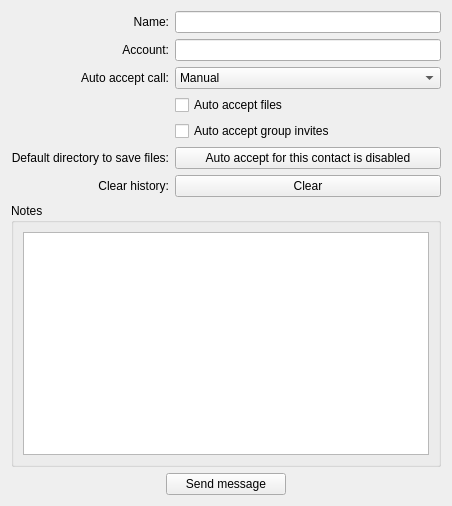
Old version of the form src/modules/im/src/widget/form/aboutgroupform.ui in the repository okstar-org/ok-msg-desktop.
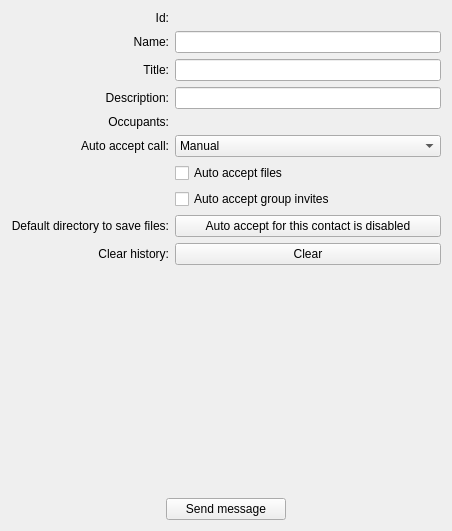
New version of the form.

```diff
--- a/src/modules/im/src/widget/form/aboutgroupform.ui
+++ b/src/modules/im/src/widget/form/aboutgroupform.ui
@@ -7,19 +7,16 @@
     <x>0</x>
     <y>0</y>
     <width>452</width>
-    <height>506</height>
+    <height>531</height>
    </rect>
   </property>
   <property name="windowTitle">
    <string>Form</string>
   </property>
   <layout class="QGridLayout" name="gridLayout">
-   <item row="4" column="0">
-    <layout class="QHBoxLayout" name="horizontalLayout">
-     <property name="spacing">
-      <number>6</number>
-     </property>
-     <item>
+   <item row="6" column="0">
+    <layout class="QGridLayout" name="gridLayout_2">
+     <item row="1" column="0">
       <widget class="QPushButton" name="sendMessage">
        <property name="maximumSize">
         <size>
@@ -32,131 +29,41 @@
        </property>
       </widget>
      </item>
-    </layout>
-   </item>
-   <item row="3" column="0">
-    <widget class="QGroupBox" name="groupBox">
-     <property name="title">
-      <string>Notes</string>
-     </property>
-     <layout class="QVBoxLayout" name="verticalLayout_3">
-      <item>
-       <widget class="QPlainTextEdit" name="note">
-        <property name="accessibleDescription">
-         <string>Input field for notes about the contact</string>
-        </property>
-        <property name="plainText">
-         <string/>
-        </property>
-        <property name="placeholderText">
-         <string>You can save comment about this contact here.</string>
-        </property>
-       </widget>
-      </item>
-     </layout>
-    </widget>
-   </item>
-   <item row="0" column="0">
-    <layout class="QVBoxLayout" name="verticalLayout">
-     <item>
-      <layout class="QHBoxLayout" name="friendListLayout"/>
+     <item row="0" column="0">
+      <spacer name="verticalSpacer">
+       <property name="orientation">
+        <enum>Qt::Vertical</enum>
+       </property>
+       <property name="sizeHint" stdset="0">
+        <size>
+         <width>20</width>
+         <height>40</height>
+        </size>
+       </property>
+      </spacer>
      </item>
     </layout>
    </item>
-   <item row="2" column="0">
+   <item row="5" column="0">
     <layout class="QGridLayout" name="infoLayout">
-     <item row="5" column="1">
-      <widget class="QComboBox" name="autoacceptcall">
-       <item>
-        <property name="text">
-         <string>Manual</string>
-        </property>
-       </item>
-       <item>
-        <property name="text">
-         <string>Audio</string>
-        </property>
-       </item>
-       <item>
-        <property name="text">
-         <string>Audio + Video</string>
-        </property>
-       </item>
-      </widget>
-     </item>
-     <item row="10" column="0">
-      <widget class="QLabel" name="label">
+     <item row="4" column="0">
+      <widget class="QLabel" name="titleLabel">
        <property name="text">
-        <string>Clear history:</string>
+        <string>Title:</string>
        </property>
        <property name="alignment">
         <set>Qt::AlignRight|Qt::AlignTrailing|Qt::AlignVCenter</set>
        </property>
       </widget>
      </item>
-     <item row="9" column="0">
-      <widget class="QLabel" name="saveFileLabel">
-       <property name="text">
-        <string>Default directory to save files:</string>
-       </property>
-       <property name="alignment">
-        <set>Qt::AlignRight|Qt::AlignTrailing|Qt::AlignVCenter</set>
-       </property>
-      </widget>
-     </item>
-     <item row="10" column="1">
-      <widget class="QPushButton" name="removeHistory">
-       <property name="text">
-        <string>Clear</string>
-       </property>
-      </widget>
-     </item>
      <item row="1" column="1">
-      <widget class="QLineEdit" name="friendId">
-       <property name="enabled">
-        <bool>true</bool>
-       </property>
-       <property name="mouseTracking">
-        <bool>false</bool>
-       </property>
-       <property name="acceptDrops">
-        <bool>false</bool>
-       </property>
-       <property name="inputMask">
+      <widget class="QLabel" name="id">
+       <property name="text">
         <string notr="true"/>
        </property>
-       <property name="text">
-        <string/>
-       </property>
-       <property name="cursorPosition">
-        <number>0</number>
-       </property>
-       <property name="readOnly">
-        <bool>true</bool>
-       </property>
-       <property name="cursorMoveStyle">
-        <enum>Qt::LogicalMoveStyle</enum>
-       </property>
       </widget>
      </item>
-     <item row="5" column="0">
-      <widget class="QLabel" name="autoAcceptCallLabel">
-       <property name="text">
-        <string>Auto accept call:</string>
-       </property>
-       <property name="alignment">
-        <set>Qt::AlignRight|Qt::AlignTrailing|Qt::AlignVCenter</set>
-       </property>
-      </widget>
-     </item>
-     <item row="9" column="1">
-      <widget class="QPushButton" name="selectSaveDir">
-       <property name="text">
-        <string>Auto accept for this contact is disabled</string>
-       </property>
-      </widget>
-     </item>
-     <item row="6" column="1">
+     <item row="13" column="1">
       <widget class="QCheckBox" name="autoacceptfile">
        <property name="accessibleDescription">
         <string>Automatically accept files from contact if set</string>
@@ -166,20 +73,71 @@
        </property>
       </widget>
      </item>
-     <item row="1" column="0">
-      <widget class="QLabel" name="accountLabel">
-       <property name="layoutDirection">
-        <enum>Qt::LeftToRight</enum>
+     <item row="6" column="0">
+      <widget class="QLabel" name="descLabel">
+       <property name="text">
+        <string>Description:</string>
        </property>
+       <property name="alignment">
+        <set>Qt::AlignRight|Qt::AlignTrailing|Qt::AlignVCenter</set>
+       </property>
+      </widget>
+     </item>
+     <item row="2" column="1">
+      <widget class="QLineEdit" name="name"/>
+     </item>
+     <item row="2" column="0">
+      <widget class="QLabel" name="nameLabel">
        <property name="text">
-        <string>Account:</string>
+        <string>Name:</string>
        </property>
        <property name="alignment">
         <set>Qt::AlignRight|Qt::AlignTrailing|Qt::AlignVCenter</set>
        </property>
       </widget>
      </item>
+     <item row="16" column="1">
+      <widget class="QPushButton" name="selectSaveDir">
+       <property name="text">
+        <string>Auto accept for this contact is disabled</string>
+       </property>
+      </widget>
+     </item>
      <item row="8" column="1">
+      <widget class="QLabel" name="occupants">
+       <property name="text">
+        <string notr="true"/>
+       </property>
+      </widget>
+     </item>
+     <item row="16" column="0">
+      <widget class="QLabel" name="saveFileLabel">
+       <property name="text">
+        <string>Default directory to save files:</string>
+       </property>
+       <property name="alignment">
+        <set>Qt::AlignRight|Qt::AlignTrailing|Qt::AlignVCenter</set>
+       </property>
+      </widget>
+     </item>
+     <item row="1" column="0">
+      <widget class="QLabel" name="idLabel">
+       <property name="text">
+        <string>Id:</string>
+       </property>
+       <property name="alignment">
+        <set>Qt::AlignRight|Qt::AlignTrailing|Qt::AlignVCenter</set>
+       </property>
+      </widget>
+     </item>
+     <item row="17" column="1">
+      <widget class="QPushButton" name="removeHistory">
+       <property name="text">
+        <string>Clear</string>
+       </property>
+      </widget>
+     </item>
+     <item row="15" column="1">
       <widget class="QCheckBox" name="autogroupinvite">
        <property name="accessibleDescription">
         <string>Automatically accept group chat invitations from this contact if set.</string>
@@ -189,18 +147,70 @@
        </property>
       </widget>
      </item>
-     <item row="0" column="0">
-      <widget class="QLabel" name="nameLabel">
+     <item row="12" column="0">
+      <widget class="QLabel" name="autoAcceptCallLabel">
        <property name="text">
-        <string>Name:</string>
+        <string>Auto accept call:</string>
        </property>
        <property name="alignment">
         <set>Qt::AlignRight|Qt::AlignTrailing|Qt::AlignVCenter</set>
        </property>
       </widget>
      </item>
-     <item row="0" column="1">
-      <widget class="QLineEdit" name="name"/>
+     <item row="12" column="1">
+      <widget class="QComboBox" name="autoacceptcall">
+       <item>
+        <property name="text">
+         <string>Manual</string>
+        </property>
+       </item>
+       <item>
+        <property name="text">
+         <string>Audio</string>
+        </property>
+       </item>
+       <item>
+        <property name="text">
+         <string>Audio + Video</string>
+        </property>
+       </item>
+      </widget>
+     </item>
+     <item row="17" column="0">
+      <widget class="QLabel" name="label">
+       <property name="text">
+        <string>Clear history:</string>
+       </property>
+       <property name="alignment">
+        <set>Qt::AlignRight|Qt::AlignTrailing|Qt::AlignVCenter</set>
+       </property>
+      </widget>
+     </item>
+     <item row="8" column="0">
+      <widget class="QLabel" name="countLabel">
+       <property name="layoutDirection">
+        <enum>Qt::LeftToRight</enum>
+       </property>
+       <property name="text">
+        <string>Occupants:</string>
+       </property>
+       <property name="alignment">
+        <set>Qt::AlignRight|Qt::AlignTrailing|Qt::AlignVCenter</set>
+       </property>
+      </widget>
+     </item>
+     <item row="4" column="1">
+      <widget class="QLineEdit" name="title"/>
+     </item>
+     <item row="6" column="1">
+      <widget class="QLineEdit" name="desc"/>
+     </item>
+    </layout>
+   </item>
+   <item row="3" column="0">
+    <layout class="QVBoxLayout" name="verticalLayout">
+     <item>
+      <layout class="QHBoxLayout" name="friendListLayout"/>
      </item>
     </layout>
    </item>
```
